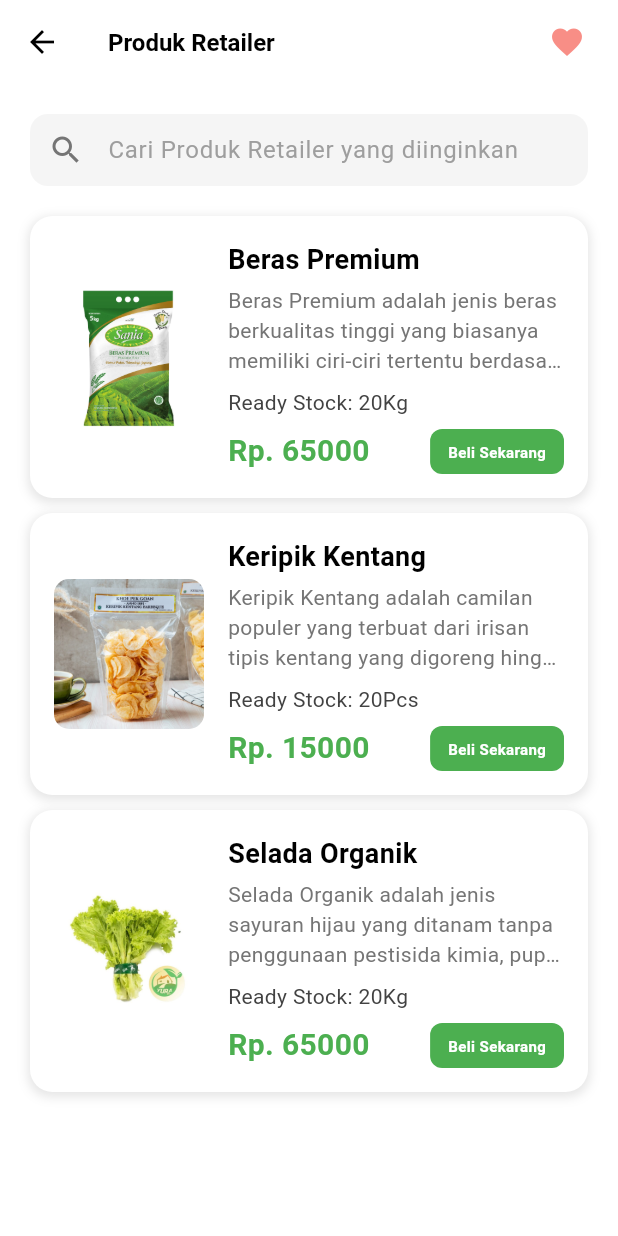
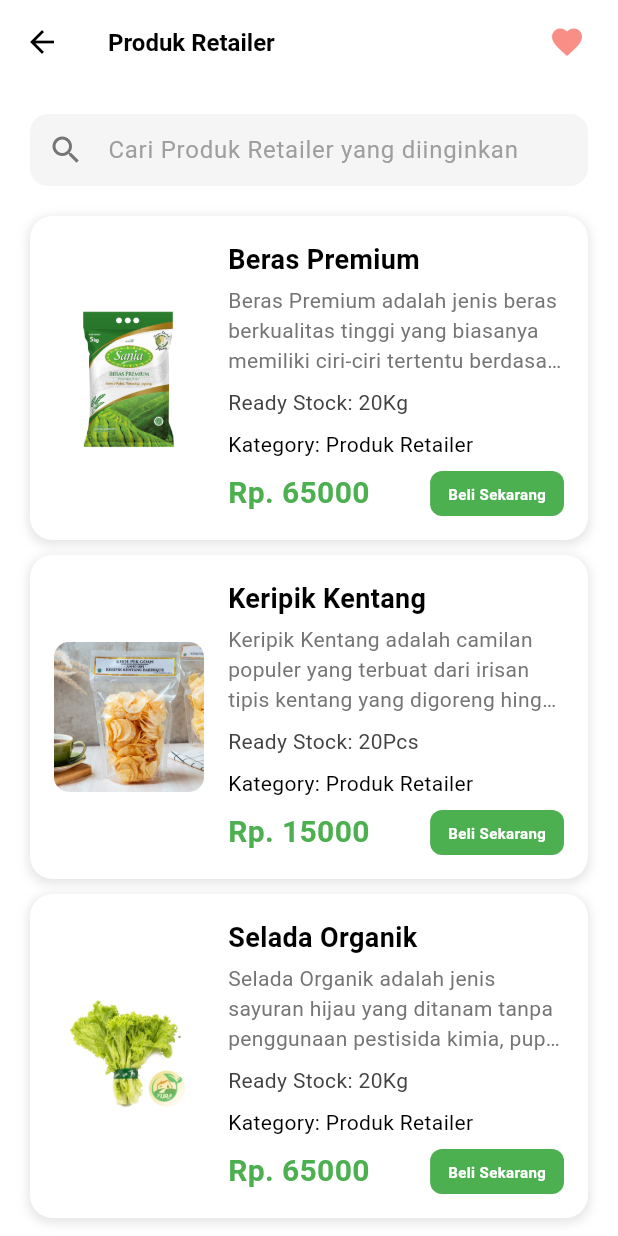
Before and after one commit to firdausmuh/agrolink_app, a Flutter app: the RetailerScreen screen opened directly, on a phone screen of 412 x 824 dp. Run offline on Flutter 3.47's test engine with Material 3 defaults, Android fonts, the phone set to English and light mode, and no system bars; our stand-ins replace shared_preferences; missing offline and left inert: dart:ffi; accounts and stored records are empty.

Commit message:
add category to retailer produk

```diff
--- a/lib/components/produk_retailer/retailer_card.dart
+++ b/lib/components/produk_retailer/retailer_card.dart
@@ -4,6 +4,7 @@ class RetailerCard extends StatelessWidget {
   final String name;
   final String description;
   final String readyStock;
+  final String category;
   final double price;
   final String imageUrl;
   final VoidCallback onAddPressed;
@@ -13,6 +14,7 @@ class RetailerCard extends StatelessWidget {
     required this.name,
     required this.description,
     required this.readyStock,
+    required this.category,
     required this.price,
     required this.imageUrl,
     required this.onAddPressed,
@@ -89,6 +91,16 @@ class RetailerCard extends StatelessWidget {
                       color: Colors.grey[800],
                     ),
                   ),
+                  const SizedBox(height: 8,),
+                  Text(
+                    'Kategory: ${category.toString()}',
+                    maxLines: 1,
+                    overflow: TextOverflow.ellipsis,
+                    style: TextStyle(
+                      fontSize: 14,
+                      color: Colors.black,
+                    ),
+                  ),
                   const SizedBox(height: 8),
                   Row(
                     mainAxisAlignment: MainAxisAlignment.spaceBetween,
--- a/lib/models/Retailer.dart
+++ b/lib/models/Retailer.dart
@@ -2,6 +2,7 @@ class produk_retailer {
   final String title;
   final String description;
   final String readyStock;
+  final String category;
   final List<String> imageUrl;
   final double harga;
   final double rating;
@@ -12,6 +13,7 @@ class produk_retailer {
     required this.title,
     required this.description,
     required this.readyStock,
+    required this.category,
     required this.imageUrl,
     required this.harga,
     required this.rating,
@@ -25,6 +27,7 @@ List<produk_retailer> retailers = [
       title: "Beras Premium",
       description: "Beras Premium adalah jenis beras berkualitas tinggi yang biasanya memiliki ciri-ciri tertentu berdasarkan standar pengolahan, tekstur, warna, dan rasa. Beras ini sering menjadi pilihan utama bagi konsumen yang menginginkan nasi yang pulen, bersih, dan lezat. Ciri-ciri Beras Premium: Ukuran butirnya seragam dan utuh, Bebas dari butir patah, kotoran, atau gabah. Tidak mengandung campuran jenis beras lain.",
       readyStock: "20Kg",
+      category: "Produk Retailer",
       imageUrl: ['assets/images/retailer/beras.png', 'assets/images/retailer/beras.png'],
       harga: 65000,
       rating: 3.2,
@@ -35,6 +38,7 @@ List<produk_retailer> retailers = [
       title: "Keripik Kentang",
       description: "Keripik Kentang adalah camilan populer yang terbuat dari irisan tipis kentang yang digoreng hingga renyah. Camilan ini memiliki tekstur renyah, rasa gurih, dan sering diolah dengan berbagai bumbu tambahan untuk menambah variasi rasa.",
       readyStock: "20Pcs",
+      category: "Produk Retailer",
       imageUrl: ['assets/images/retailer/keripik_kentang.png', 'assets/images/retailer/keripik_kentang.png'],
       harga: 15000,
       rating: 4.2,
@@ -45,6 +49,7 @@ List<produk_retailer> retailers = [
       title: "Selada Organik",
       description: "Selada Organik adalah jenis sayuran hijau yang ditanam tanpa penggunaan pestisida kimia, pupuk sintetis, atau bahan tambahan berbahaya lainnya. Selada ini menjadi pilihan populer bagi mereka yang mengutamakan gaya hidup sehat dan peduli terhadap lingkungan.",
       readyStock: "20Kg",
+      category: "Produk Retailer",
       imageUrl: ['assets/images/retailer/selada_organik.png', 'assets/images/retailer/selada_organik.png'],
       harga: 65000,
       rating: 3.2,
--- a/lib/screens/home/home_screen.dart
+++ b/lib/screens/home/home_screen.dart
@@ -3,11 +3,9 @@ import 'package:agrolink/components/layanan_box.dart';
 import 'package:agrolink/models/InformasiData.dart';
 import 'package:agrolink/screens/informasi/detail_informasi_screen.dart';
 import 'package:agrolink/screens/informasi/informasi_screen.dart';
-import 'package:agrolink/screens/perawatan_tanaman/perawatan_tanaman_screen.dart';
 import 'package:agrolink/screens/produk_distributor/distributor_screen.dart';
 import 'package:agrolink/screens/produk_produsen/produsen_screen.dart';
 import 'package:agrolink/screens/produk_retailer/retailer_screen.dart';
-import 'package:agrolink/screens/produk_supplier/belanja_screen.dart';
 import 'package:agrolink/screens/produk_supplier/supplier_screen.dart';
 import 'package:flutter/material.dart';
 
--- a/lib/screens/produk_retailer/retailer_screen.dart
+++ b/lib/screens/produk_retailer/retailer_screen.dart
@@ -79,6 +79,7 @@ class _ProdukRetailerScreenState extends State<RetailerScreen> {
                                   name: retailer.title,
                                   description: retailer.description,
                                   readyStock: retailer.readyStock,
+                                  category: retailer.category,
                                   price: retailer.harga,
                                   imageUrl: retailer.imageUrl[0],
                                   onAddPressed: () {
```
